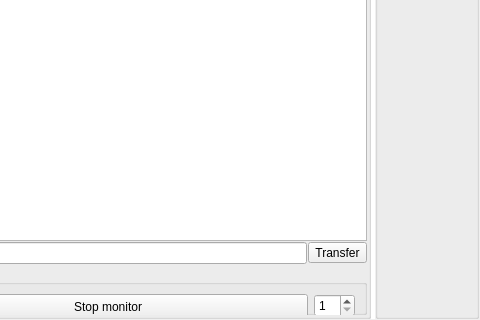
Qt form qt/scientific_interfaces/ISISReflectometry/GUI/Runs/RunsWidget.ui (mantidproject/mantid) before a commit; both pictures show x 515 to 995 and y 221 to 541 of the 995 by 541 pixel window.
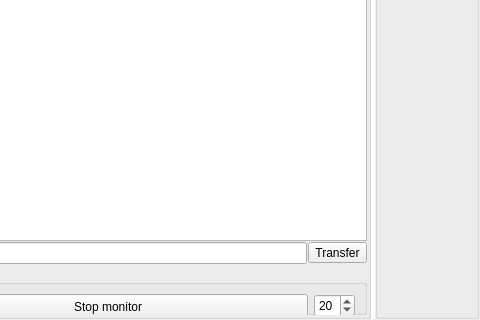
The same form after that commit.

Commit message: Added tooltip and changed default update interval

```diff
--- a/qt/scientific_interfaces/ISISReflectometry/GUI/Runs/RunsWidget.ui
+++ b/qt/scientific_interfaces/ISISReflectometry/GUI/Runs/RunsWidget.ui
@@ -364,7 +364,7 @@
                <number>1</number>
               </property>
               <property name="value">
-               <number>1</number>
+               <number>20</number>
               </property>
              </widget>
             </item>
```
Left out of the diff: 3 changed lines with no effect on the pictures.
